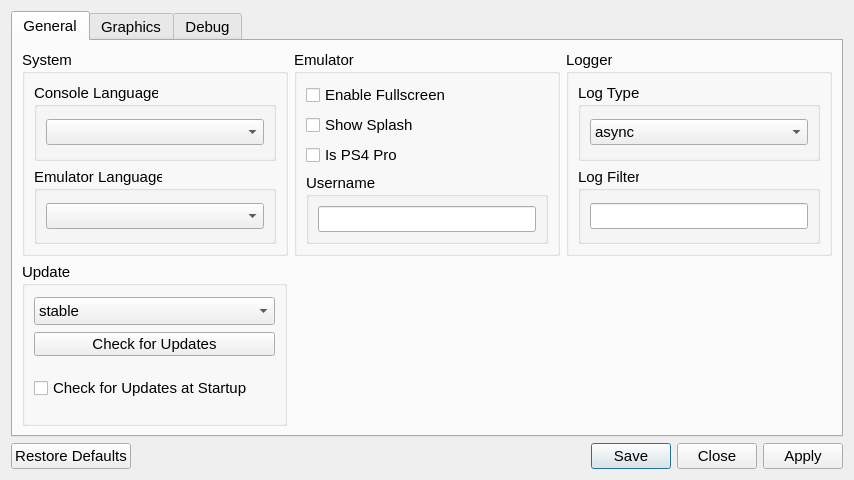
ei-akulxx/shadPS4, file src/qt_gui/settings_dialog.ui: the form before one commit.
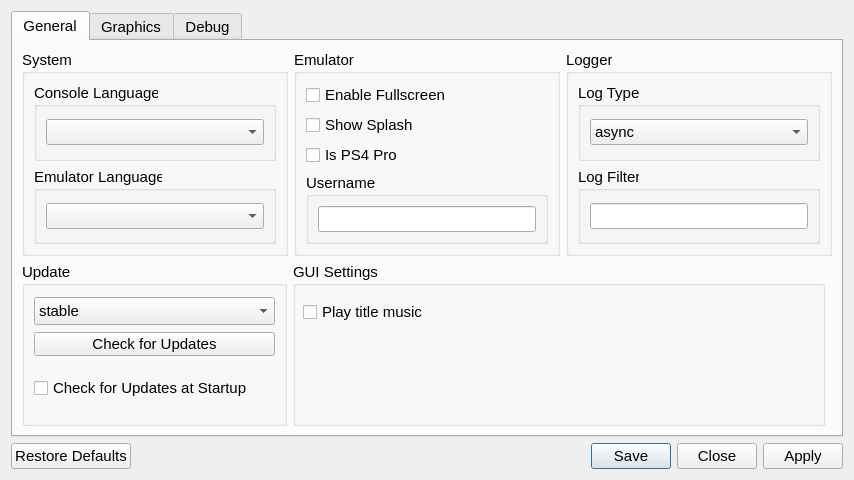
The form after the commit. Icons and pictures are not drawn.

Commit message:
Add playback of background/title music in game list (#1033)
* add playback of background/title music

* clang_format

* add windows multimedia build instructions

* fix typo accidentally made to arm

* address comments

* loop music

* feedback

* fix CI

* add newline

* playBGM off by default

---------

```diff
--- a/src/qt_gui/settings_dialog.ui
+++ b/src/qt_gui/settings_dialog.ui
@@ -52,7 +52,7 @@
         <x>0</x>
         <y>0</y>
         <width>836</width>
-        <height>428</height>
+        <height>432</height>
        </rect>
       </property>
       <property name="sizePolicy">
@@ -340,19 +340,55 @@
             </item>
            </layout>
           </item>
+          <item>
+           <layout class="QVBoxLayout" name="GUITabLayoutMiddle" stretch="1">
+            <item>
+             <widget class="QGroupBox" name="GUIgroupBox">
+              <property name="sizePolicy">
+               <sizepolicy hsizetype="MinimumExpanding" vsizetype="Preferred">
+                <horstretch>0</horstretch>
+                <verstretch>0</verstretch>
+               </sizepolicy>
+              </property>
+              <property name="title">
+               <string>GUI Settings</string>
+              </property>
+              <widget class="QWidget" name="verticalLayoutWidget_3">
+               <property name="geometry">
+                <rect>
+                 <x>10</x>
+                 <y>30</y>
+                 <width>241</width>
+                 <height>41</height>
+                </rect>
+               </property>
+               <layout class="QVBoxLayout" name="verticalLayout">
+                <item>
+                 <widget class="QCheckBox" name="playBGMCheckBox">
+                  <property name="sizePolicy">
+                   <sizepolicy hsizetype="Minimum" vsizetype="Fixed">
+                    <horstretch>0</horstretch>
+                    <verstretch>0</verstretch>
+                   </sizepolicy>
+                  </property>
+                  <property name="text">
+                   <string>Play title music</string>
+                  </property>
+                 </widget>
+                </item>
+               </layout>
+              </widget>
+             </widget>
+            </item>
+           </layout>
+          </item>
           <item>
            <spacer name="horizontalSpacer">
             <property name="orientation">
              <enum>Qt::Horizontal</enum>
             </property>
             <property name="sizeType">
-             <enum>QSizePolicy::Expanding</enum>
-            </property>
-            <property name="sizeHint" stdset="0">
-             <size>
-              <width>500</width>
-              <height>20</height>
-             </size>
+             <enum>QSizePolicy::Policy::Expanding</enum>
             </property>
            </spacer>
           </item>
```
Left out of the diff: 4 changed lines with no effect on the pictures. The commit also changes 16 other files.
